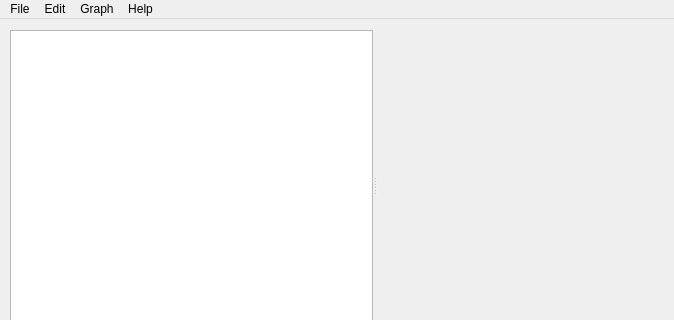
First picture: the form in pmbrowserwindow.ui, repository ChrisHal/PMbrowser, before the edit; both pictures show x 0 to 674 and y 0 to 320 of the 674 by 680 pixel window.
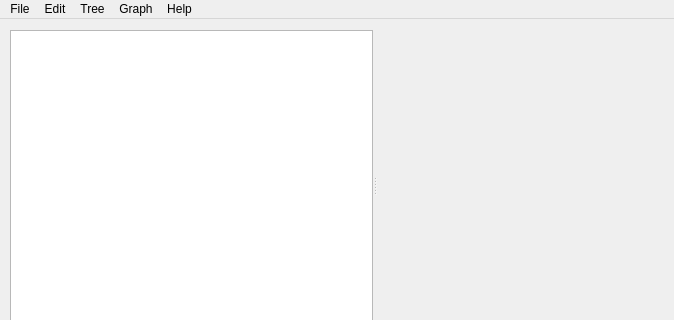
Second picture: the form after the edit. Custom widgets are drawn as their Qt base class.

Commit message: Major improvement: User can filter tree items to display only items of interest

```diff
--- a/pmbrowserwindow.ui
+++ b/pmbrowserwindow.ui
@@ -157,8 +157,16 @@
     </property>
     <addaction name="actionAuto_Scale"/>
    </widget>
+   <widget class="QMenu" name="menuTree">
+    <property name="title">
+     <string>Tree</string>
+    </property>
+    <addaction name="actionFilter"/>
+    <addaction name="actionRemove_Filter"/>
+   </widget>
    <addaction name="menuFile"/>
    <addaction name="menuEdit"/>
+   <addaction name="menuTree"/>
    <addaction name="menuGraph"/>
    <addaction name="menuHelp"/>
   </widget>
```
Left out of the diff: 10 changed lines with no effect on the pictures. The commit also changes 7 other files.
